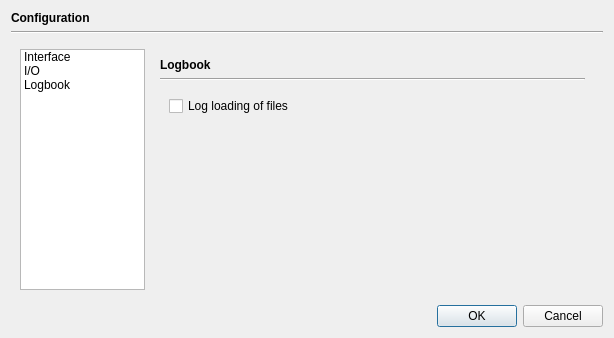
Old version of the form src/app/dialogs/configurationdialog.ui in the repository braeun/FitsIP.
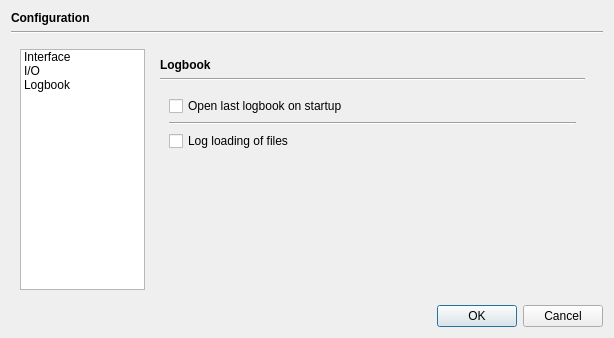
New version of the form.

Commit message: handle logbook startup

What changed in the file:
```diff
--- a/src/app/dialogs/configurationdialog.ui
+++ b/src/app/dialogs/configurationdialog.ui
@@ -287,13 +287,27 @@
           <item>
            <widget class="QWidget" name="widget_3" native="true">
             <layout class="QGridLayout" name="gridLayout_2">
-             <item row="0" column="0">
+             <item row="2" column="0">
               <widget class="QCheckBox" name="logLoadingBox">
                <property name="text">
                 <string>Log loading of files</string>
                </property>
               </widget>
              </item>
+             <item row="0" column="0">
+              <widget class="QCheckBox" name="openLastLogBox">
+               <property name="text">
+                <string>Open last logbook on startup</string>
+               </property>
+              </widget>
+             </item>
+             <item row="1" column="0">
+              <widget class="Line" name="line_5">
+               <property name="orientation">
+                <enum>Qt::Horizontal</enum>
+               </property>
+              </widget>
+             </item>
             </layout>
            </widget>
           </item>
```
The commit also changes 4 other files.
